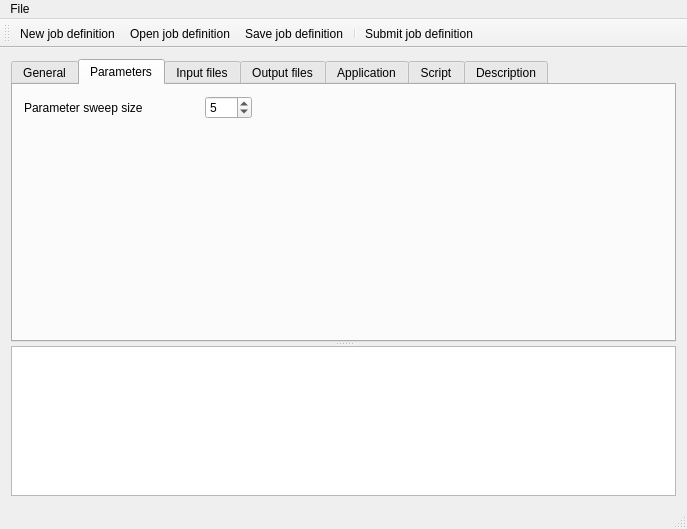
First picture: the form in src/arcsub-ui/jobdefinitionwindow.ui, repository jonaslindemann/arc-gui-clients, before the edit.
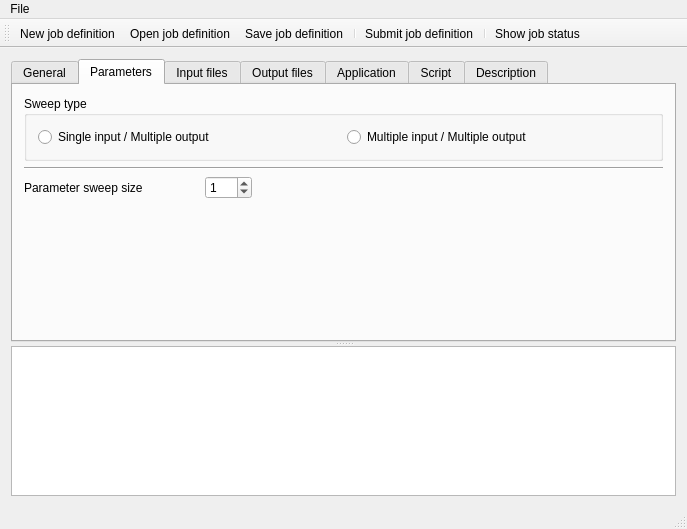
Second picture: the form after the edit. The open tabs and pages were chosen to show the change.

Commit message: More work on input and output file handling in arcsub-ui.

```diff
--- a/src/arcsub-ui/jobdefinitionwindow.ui
+++ b/src/arcsub-ui/jobdefinitionwindow.ui
@@ -222,6 +222,36 @@
         <layout class="QVBoxLayout" name="verticalLayout">
          <item>
           <layout class="QVBoxLayout" name="verticalLayout_4">
+           <item>
+            <widget class="QGroupBox" name="groupBox">
+             <property name="title">
+              <string>Sweep type</string>
+             </property>
+             <layout class="QHBoxLayout" name="horizontalLayout_11">
+              <item>
+               <widget class="QRadioButton" name="singleInputMultipleOutputRadio">
+                <property name="text">
+                 <string>Single input / Multiple output</string>
+                </property>
+               </widget>
+              </item>
+              <item>
+               <widget class="QRadioButton" name="multipleInputMultipleOutputRadio">
+                <property name="text">
+                 <string>Multiple input / Multiple output</string>
+                </property>
+               </widget>
+              </item>
+             </layout>
+            </widget>
+           </item>
+           <item>
+            <widget class="Line" name="line">
+             <property name="orientation">
+              <enum>Qt::Horizontal</enum>
+             </property>
+            </widget>
+           </item>
            <item>
             <layout class="QHBoxLayout" name="horizontalLayout">
              <item>
@@ -243,7 +273,7 @@
                 <number>999</number>
                </property>
                <property name="value">
-                <number>5</number>
+                <number>1</number>
                </property>
               </widget>
              </item>
@@ -611,6 +641,8 @@
    <addaction name="actionSaveJobDefinition"/>
    <addaction name="separator"/>
    <addaction name="actionSubmitJobDefinition"/>
+   <addaction name="separator"/>
+   <addaction name="actionShowJobStatus"/>
   </widget>
   <action name="actionSaveJobDefinition">
    <property name="text">
@@ -661,6 +693,11 @@
     <string>Ctrl+Q</string>
    </property>
   </action>
+  <action name="actionShowJobStatus">
+   <property name="text">
+    <string>Show job status...</string>
+   </property>
+  </action>
  </widget>
  <layoutdefault spacing="6" margin="11"/>
  <tabstops>
```
Left out of the diff: 44 changed lines with no effect on the pictures. The commit also changes 10 other files.
